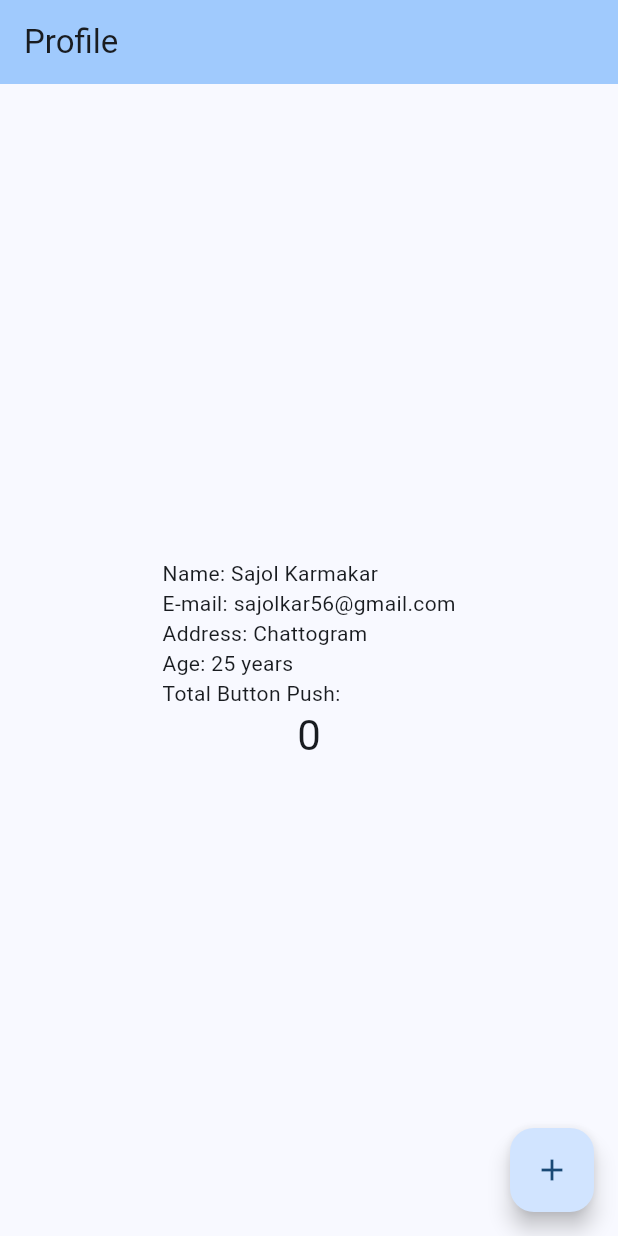
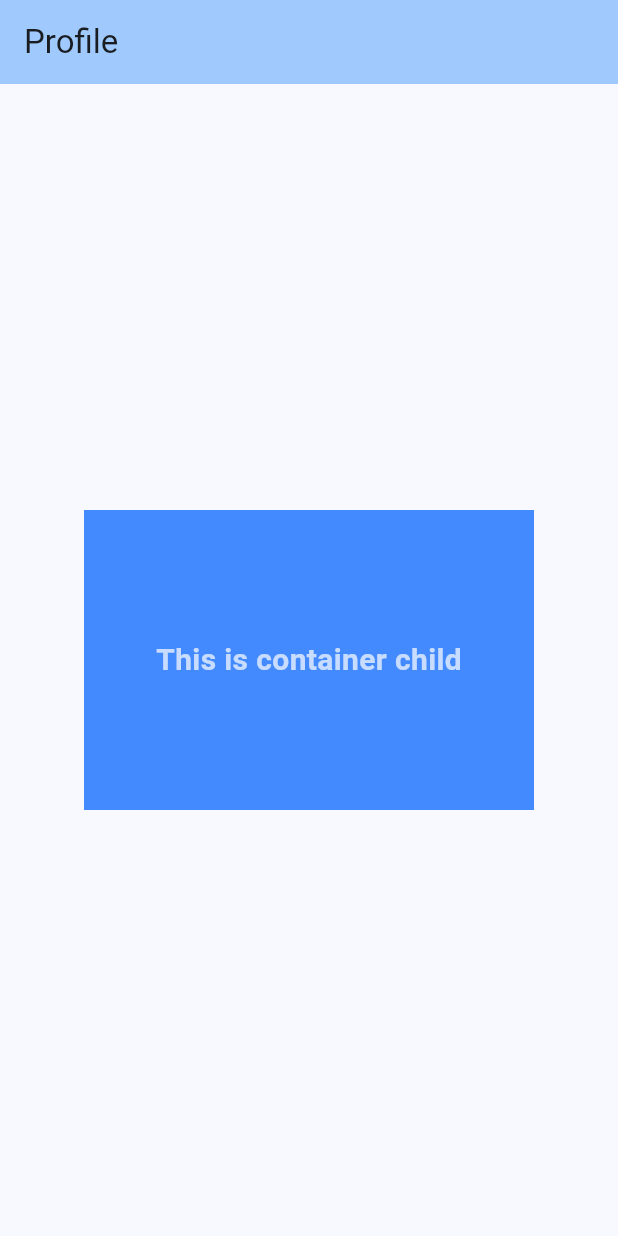
Before and after one commit to sajolkk/Dart-Basic, a Flutter app: the screen it shows after launch, on a phone screen of 412 x 824 dp. Run offline on Flutter 3.47's test engine with Material 2 defaults, Android fonts, the phone set to English and light mode, and no system bars.

```diff
--- a/lib/main.dart
+++ b/lib/main.dart
@@ -56,18 +56,6 @@ class MyHomePage extends StatefulWidget {
 }
 
 class _MyHomePageState extends State<MyHomePage> {
-  int _counter = 0;
-
-  void _incrementCounter() {
-    setState(() {
-      // This call to setState tells the Flutter framework that something has
-      // changed in this State, which causes it to rerun the build method below
-      // so that the display can reflect the updated values. If we changed
-      // _counter without calling setState(), then the build method would not be
-      // called again, and so nothing would appear to happen.
-      _counter++;
-    });
-  }
 
   @override
   Widget build(BuildContext context) {
@@ -88,39 +76,13 @@ class _MyHomePageState extends State<MyHomePage> {
         title: Text(widget.title),
       ),
       body: Center(
-        // Center is a layout widget. It takes a single child and positions it
-        // in the middle of the parent.
-        child: Column(
-          // Column is also a layout widget. It takes a list of children and
-          // arranges them vertically. By default, it sizes itself to fit its
-          // children horizontally, and tries to be as tall as its parent.
-          //
-          // Column has various properties to control how it sizes itself and
-          // how it positions its children. Here we use mainAxisAlignment to
-          // center the children vertically; the main axis here is the vertical
-          // axis because Columns are vertical (the cross axis would be
-          // horizontal).
-          //
-          // TRY THIS: Invoke "debug painting" (choose the "Toggle Debug Paint"
-          // action in the IDE, or press "p" in the console), to see the
-          // wireframe for each widget.
-          mainAxisAlignment: MainAxisAlignment.center,
-          children: <Widget>[
-            const Text(
-              'Name: Sajol Karmakar\nE-mail: sajolkar56@gmail.com\nAddress: Chattogram\nAge: 25 years\nTotal Button Push:',
-            ),
-            Text(
-              '$_counter',
-              style: Theme.of(context).textTheme.headlineMedium,
-            ),
-          ],
+        child: Container(
+          width: 300,
+          height: 200,
+          color: Colors.blueAccent,
+          child: Center(child: Text('This is container child', style: TextStyle(fontSize: 20, fontWeight: FontWeight.w700, color: Colors.white70),)),
         ),
-      ),
-      floatingActionButton: FloatingActionButton(
-        onPressed: _incrementCounter,
-        tooltip: 'Increment',
-        child: const Icon(Icons.add),
-      ), // This trailing comma makes auto-formatting nicer for build methods.
+      )
     );
   }
 }
--- a/lib/practise.dart
+++ b/lib/practise.dart
@@ -38,6 +38,12 @@ void main(){
   var sum = human.getSum(10, 30);
   print("A+B : $sum");
 
+  final String names = 'sajodf';
+
+  final String country;
+  country = "Bangladesh";
+
+
 }
 
 class Human{
```
